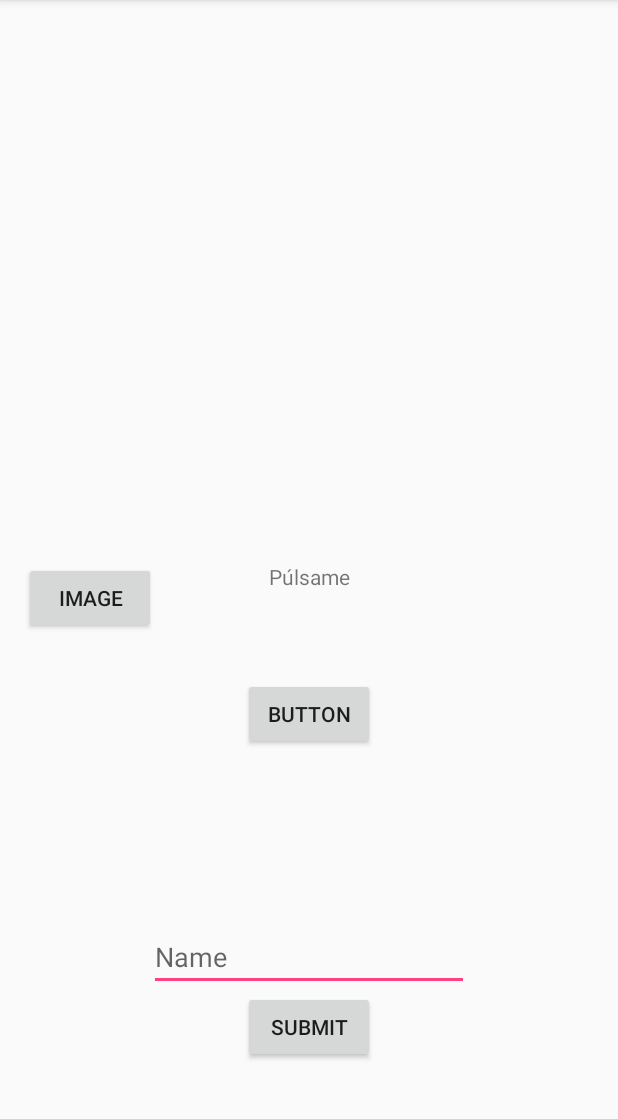
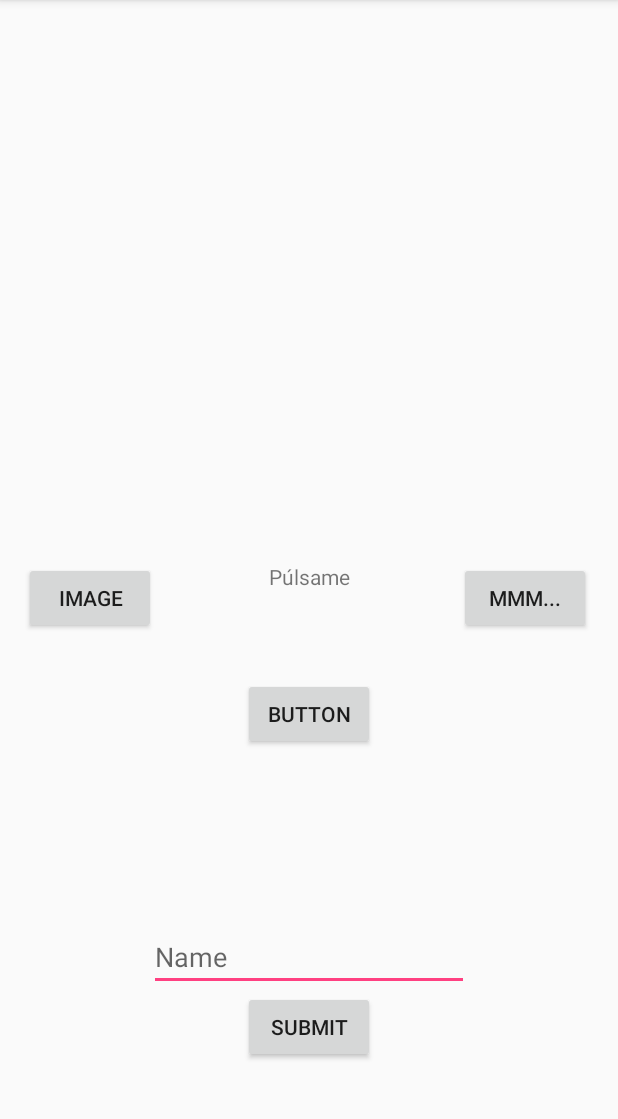
Before and after one commit to christophrrb/KotlinHelloWorld, an Android app: the screen it shows after launch (MainActivity), after a tap on "BUTTON", on a phone screen of 412 x 824 dp, the part 84-1203 px from its top. Run offline under Robolectric (Android 15) with nearby library versions, the light colour scheme and no system bars.

Commit message:
A toast message is added upon clicking the "Mmm..." button.
To implement the toast how I did in Kotlin, add import org.jetbrains.anko.toast to the file and in the app-level build.gradle, add compile "org.jetbrains.anko:anko-common:0.8.3".

```diff
--- a/app/build.gradle
+++ b/app/build.gradle
@@ -29,5 +29,6 @@ dependencies {
     compile "org.jetbrains.kotlin:kotlin-stdlib:$kotlin_version"
     compile 'com.android.support:appcompat-v7:26.+'
     compile 'com.android.support.constraint:constraint-layout:1.0.2'
+    compile "org.jetbrains.anko:anko-common:0.8.3"
     testCompile 'junit:junit:4.12'
 }
--- a/app/src/main/java/com/example/christophrrb/kotlinhelloworld/MainActivity.kt
+++ b/app/src/main/java/com/example/christophrrb/kotlinhelloworld/MainActivity.kt
@@ -7,8 +7,10 @@ import android.app.Activity
  import android.graphics.drawable.Drawable
  import android.view.View
  import android.widget.ImageView
+ import android.widget.Toast
  import com.example.christophrrb.kotlinhelloworld.R
 import kotlinx.android.synthetic.main.activity_main.*
+ import org.jetbrains.anko.toast
 
 class MainActivity : AppCompatActivity() {
 
@@ -34,7 +36,11 @@ class MainActivity : AppCompatActivity() {
         if (imageView.visibility != View.VISIBLE) {
             imageView.visibility = View.VISIBLE;
         } else {
-            imageView.visibility = View.INVISIBLE
+            imageView.visibility = View.INVISIBLE;
         }
     }
+
+    fun toast(v: View) {
+        toast("Tastes so good.");
+    }
 }
--- a/app/src/main/res/layout/activity_main.xml
+++ b/app/src/main/res/layout/activity_main.xml
@@ -92,4 +92,17 @@
         android:layout_marginBottom="28dp"
         app:layout_constraintLeft_toLeftOf="parent"
         app:layout_constraintTop_toTopOf="parent" />
+
+    <Button
+        android:id="@+id/button3"
+        android:layout_width="wrap_content"
+        android:layout_height="wrap_content"
+        android:text="@string/toast"
+        tools:layout_constraintTop_creator="1"
+        tools:layout_constraintRight_creator="1"
+        android:layout_marginEnd="18dp"
+        app:layout_constraintRight_toRightOf="parent"
+        android:layout_marginTop="28dp"
+        app:layout_constraintTop_toBottomOf="@+id/imageView"
+        android:onClick="toast"/>
 </android.support.constraint.ConstraintLayout>
--- a/app/src/main/res/values/strings.xml
+++ b/app/src/main/res/values/strings.xml
@@ -3,4 +3,5 @@
     <string name="button1_text">Púlsame</string>
     <string name="hello_world">Hello World</string>
     <string name="submit">Submit</string>
+    <string name="toast">Mmm...</string>
 </resources>
```
